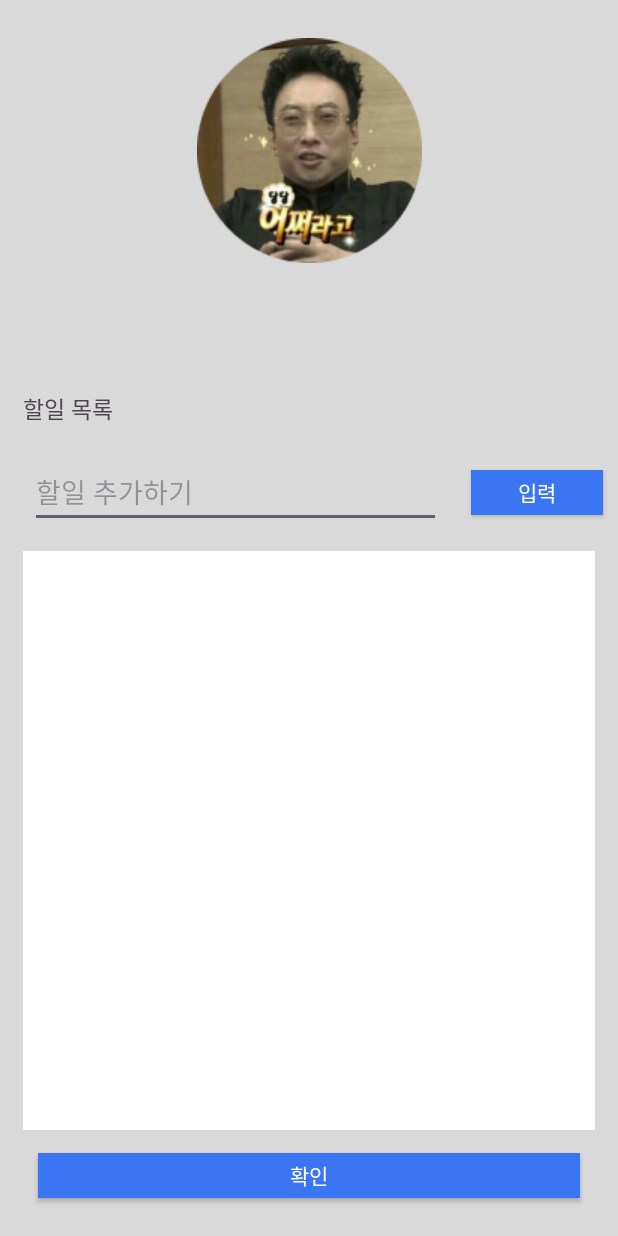
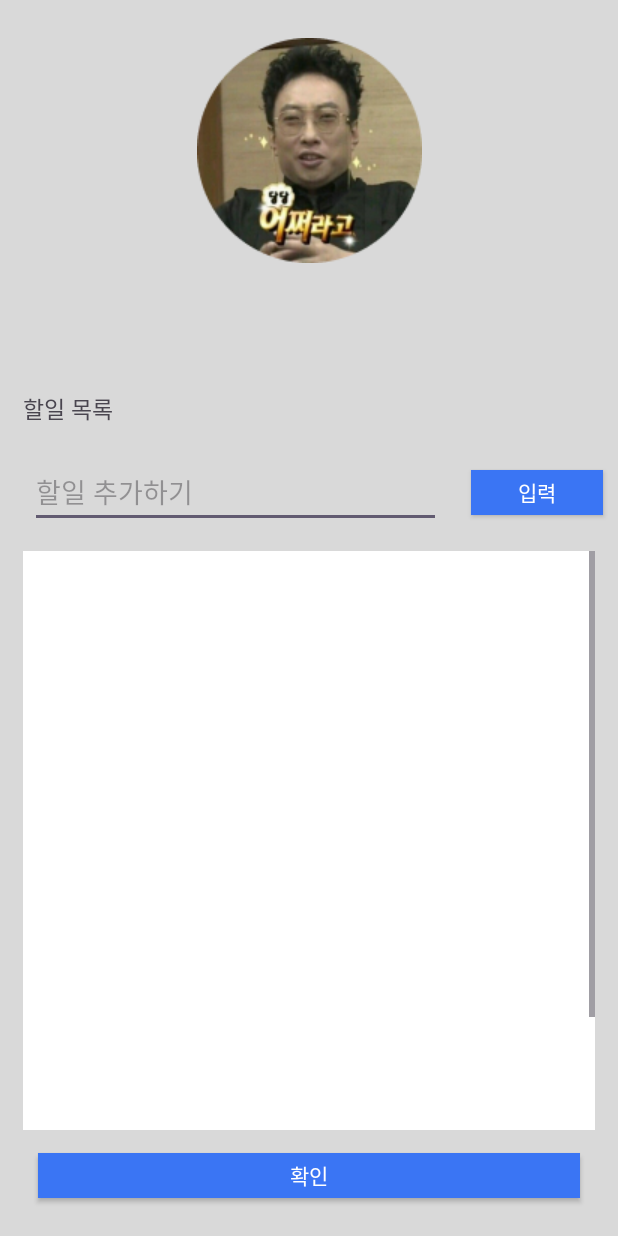
Before and after one commit to VonLyus/notFedUp, an Android app: the MyPageActivity screen opened directly, with no data from a screen before it, on a phone screen of 412 x 824 dp. Run offline under Robolectric (Android 15) with nearby library versions, the phone set to English and light mode, and no system bars.

Commit message:
[DESIGN] : 🎨 UI작업 완료

```diff
--- a/notLame/app/src/main/res/layout/my_page_activity.xml
+++ b/notLame/app/src/main/res/layout/my_page_activity.xml
@@ -108,19 +108,91 @@
         app:layout_constraintStart_toEndOf="@+id/mypage_et_todo"
         app:layout_constraintTop_toTopOf="@+id/mypage_et_todo" />
 
-    <LinearLayout
-        android:id="@+id/mypage_linearlayout_todo"
+    <ScrollView
         android:layout_width="0dp"
         android:layout_height="0dp"
-        android:background="@color/white"
-        android:orientation="vertical"
+        android:layout_margin="15dp"
         app:layout_constraintBottom_toTopOf="@+id/mypage_btn_done"
         app:layout_constraintEnd_toEndOf="parent"
         app:layout_constraintStart_toStartOf="parent"
-        android:layout_margin="15dp"
         app:layout_constraintTop_toBottomOf="@+id/mypage_et_todo">
 
-    </LinearLayout>
+        <LinearLayout
+            android:id="@+id/mypage_linearlayout_todo"
+            android:layout_width="match_parent"
+            android:layout_height="match_parent"
+            android:background="@color/white"
+            android:orientation="vertical"
+            app:layout_constraintBottom_toTopOf="@+id/mypage_btn_done"
+            app:layout_constraintEnd_toEndOf="parent"
+            app:layout_constraintStart_toStartOf="parent"
+            app:layout_constraintTop_toBottomOf="@+id/mypage_et_todo">
+
+            <CheckBox
+                android:id="@+id/checkbox_01"
+                android:layout_width="match_parent"
+                android:layout_height="wrap_content"
+                android:visibility="invisible"
+                tools:text="체크리스트1" />
+
+            <CheckBox
+                android:id="@+id/checkbox_02"
+                android:layout_width="match_parent"
+                android:layout_height="wrap_content"
+                android:visibility="invisible"
+                tools:text="체크리스트1" />
+            <CheckBox
+                android:id="@+id/checkbox_03"
+                android:layout_width="match_parent"
+                android:layout_height="wrap_content"
+                android:visibility="invisible"
+                tools:text="체크리스트1" />
+            <CheckBox
+                android:id="@+id/checkbox_04"
+                android:layout_width="match_parent"
+                android:layout_height="wrap_content"
+                android:visibility="invisible"
+                tools:text="체크리스트1" />
+            <CheckBox
+                android:id="@+id/checkbox_05"
+                android:layout_width="match_parent"
+                android:layout_height="wrap_content"
+                android:visibility="invisible"
+                tools:text="체크리스트1" />
+            <CheckBox
+                android:id="@+id/checkbox_06"
+                android:layout_width="match_parent"
+                android:layout_height="wrap_content"
+                android:visibility="invisible"
+                tools:text="체크리스트1" />
+            <CheckBox
+                android:id="@+id/checkbox_07"
+                android:layout_width="match_parent"
+                android:layout_height="wrap_content"
+                android:visibility="invisible"
+                tools:text="체크리스트1" />
+            <CheckBox
+                android:id="@+id/checkbox_08"
+                android:layout_width="match_parent"
+                android:layout_height="wrap_content"
+                android:visibility="invisible"
+                tools:text="체크리스트1" />
+            <CheckBox
+                android:id="@+id/checkbox_09"
+                android:layout_width="match_parent"
+                android:layout_height="wrap_content"
+                android:visibility="invisible"
+                tools:text="체크리스트1" />
+            <CheckBox
+                android:id="@+id/checkbox_10"
+                android:layout_width="match_parent"
+                android:layout_height="wrap_content"
+                android:visibility="invisible"
+                tools:text="체크리스트1" />
+        </LinearLayout>
+
+    </ScrollView>
+
 
     <androidx.appcompat.widget.AppCompatButton
         android:id="@+id/mypage_btn_done"
```
